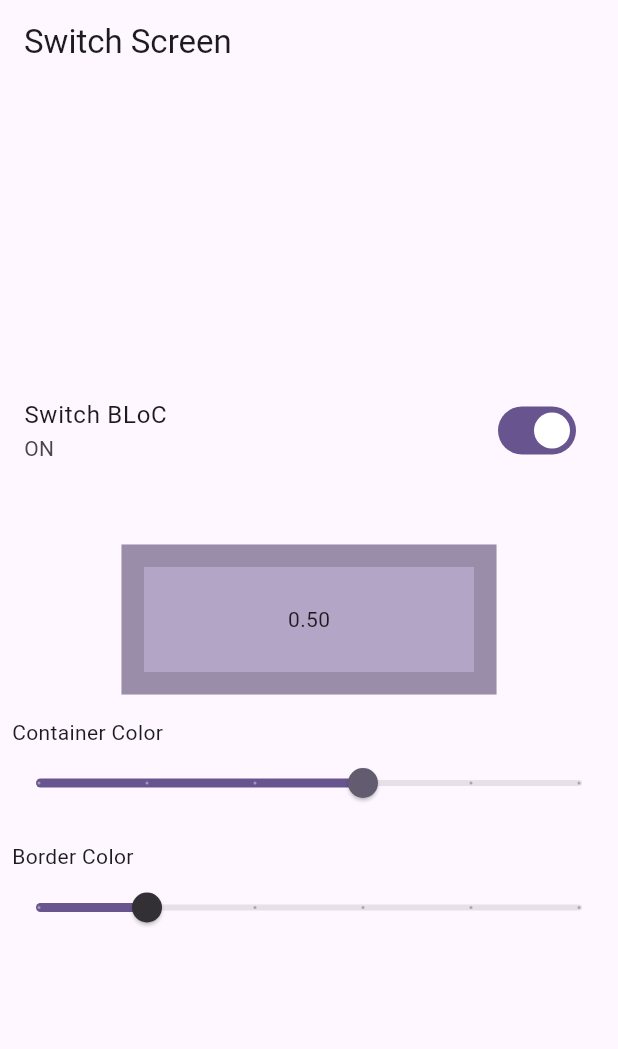
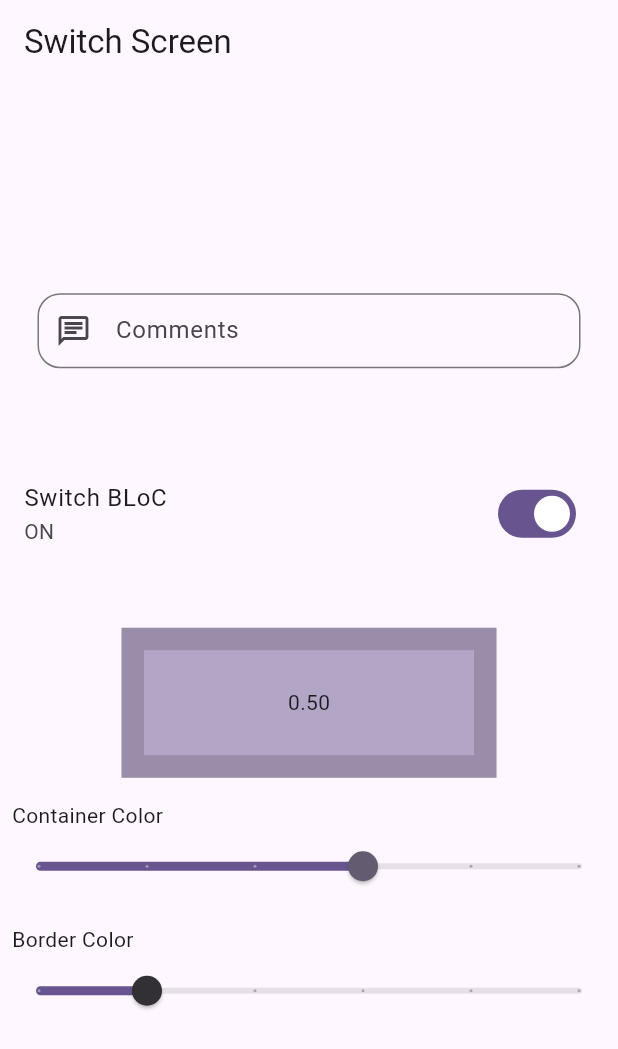
Before and after one commit to IamShahabAlam/BLoCking_BLoC, a Flutter app: the screen it shows after launch, after a tap on "Switch BLoC", on a phone screen of 412 x 824 dp. Shown: the top 1049 px of the screen. Run offline on Flutter 3.47's test engine with Material 3 defaults, Android fonts, the phone set to English and light mode, and no system bars; our stand-ins replace bloc, equatable, flutter_bloc.

```diff
--- a/lib/bloc/switch/switch_bloc.dart
+++ b/lib/bloc/switch/switch_bloc.dart
@@ -6,6 +6,7 @@ class SwitchBloc extends Bloc<SwitchEvent, SwitchState> {
   SwitchBloc() : super(const SwitchState()) {
     on<OnSwitchPress>(_onSwitchPress);
     on<OnSlideBodySlider>(_onSlideSlider);
+    on<OnCommentUpdate>(_onCommentUpdate);
   }
 
   _onSwitchPress(SwitchEvent event, Emitter<SwitchState> emit) {
@@ -15,4 +16,8 @@ class SwitchBloc extends Bloc<SwitchEvent, SwitchState> {
   _onSlideSlider(OnSlideBodySlider event, Emitter<SwitchState> emit) {
     emit(state.copyWith(bodySliderValue: event.bodySliderValue, borderSliderValue: event.borderSliderValue));
   }
+
+  _onCommentUpdate(OnCommentUpdate event, Emitter<SwitchState> emit) {
+    emit(state.copyWith(comment: event.comment));
+  }
 }
--- a/lib/bloc/switch/switch_event.dart
+++ b/lib/bloc/switch/switch_event.dart
@@ -1,4 +1,5 @@
 import 'package:equatable/equatable.dart';
+import 'package:flutter/widgets.dart';
 
 abstract class SwitchEvent extends Equatable {
   const SwitchEvent();
@@ -16,3 +17,12 @@ class OnSlideBodySlider extends SwitchEvent {
   @override
   List<Object> get props => [bodySliderValue!, borderSliderValue!];
 }
+
+class OnCommentUpdate extends SwitchEvent {
+  final String comment;
+
+  const OnCommentUpdate({required this.comment});
+
+  @override
+  List<Object> get props => [comment];
+}
--- a/lib/bloc/switch/switch_state.dart
+++ b/lib/bloc/switch/switch_state.dart
@@ -1,20 +1,23 @@
 import 'package:equatable/equatable.dart';
+import 'package:flutter/widgets.dart';
 
 class SwitchState extends Equatable {
   final bool isSwitchOn;
   final double bodySliderValue;
   final double borderSliderValue;
-  const SwitchState({this.isSwitchOn = false, this.bodySliderValue = 0.5, this.borderSliderValue = 0.2});
+  final String comment;
+  const SwitchState({this.isSwitchOn = false, this.bodySliderValue = 0.5, this.borderSliderValue = 0.2, this.comment = ''});
 
-  SwitchState copyWith({bool? isSwitchOn, double? bodySliderValue, double? borderSliderValue}) {
+  SwitchState copyWith({bool? isSwitchOn, double? bodySliderValue, double? borderSliderValue, String? comment}) {
     return SwitchState(
       isSwitchOn: isSwitchOn ?? this.isSwitchOn,
       bodySliderValue: bodySliderValue ?? this.bodySliderValue,
       borderSliderValue: borderSliderValue ?? this.borderSliderValue,
+      comment: comment ?? this.comment,
     );
   }
 
   @override
-  List<Object?> get props => [isSwitchOn, bodySliderValue, borderSliderValue];
+  List<Object?> get props => [isSwitchOn, bodySliderValue, borderSliderValue, comment];
 // TODO: Try TextEditingController into a BLoC var
 }
--- a/lib/presentation/switch/switch_screen.dart
+++ b/lib/presentation/switch/switch_screen.dart
@@ -11,15 +11,57 @@ class SwitchScreen extends StatefulWidget {
   State<SwitchScreen> createState() => _SwitchScreenState();
 }
 
+TextEditingController commentController = TextEditingController();
+
 class _SwitchScreenState extends State<SwitchScreen> {
   @override
   Widget build(BuildContext context) {
     return Scaffold(
+      resizeToAvoidBottomInset: false,
       appBar: AppBar(title: const Text("Switch Screen")),
       body: Column(
         mainAxisAlignment: MainAxisAlignment.center,
         crossAxisAlignment: CrossAxisAlignment.stretch,
         children: [
+          BlocBuilder<SwitchBloc, SwitchState>(
+            buildWhen: (previous, current) => previous.comment != current.comment,
+            builder: (context, state) {
+              return Column(
+                crossAxisAlignment: CrossAxisAlignment.center,
+                children: [
+                  Container(
+                      height: 50.0,
+                      width: double.maxFinite,
+                      margin: const EdgeInsets.symmetric(horizontal: 25.0),
+                      decoration: BoxDecoration(),
+                      child: TextField(
+                        controller: commentController,
+                        onChanged: (val) {
+                          // context.read<SwitchBloc>().add(OnCommentUpdate(comment: val!));
+                          print(state.comment);
+                        },
+                        onEditingComplete: () {
+                          context.read<SwitchBloc>().add(OnCommentUpdate(comment: commentController.text));
+                          print(state.comment);
+                        },
+                        onTapOutside: (_) {
+                          FocusManager.instance.primaryFocus!.unfocus();
+                        },
+                        decoration: const InputDecoration(
+                            hintText: 'Type Comments',
+                            labelText: 'Comments',
+                            prefixIcon: Icon(
+                              Icons.chat_outlined,
+                            ),
+                            border: OutlineInputBorder(borderRadius: BorderRadius.all(Radius.circular(15)))),
+                      )),
+                  const SizedBox(height: 20),
+                  Text(state.comment),
+                  const SizedBox(height: 20),
+                ],
+              );
+            },
+          ),
           BlocBuilder<SwitchBloc, SwitchState>(
               buildWhen: (previous, current) => previous.isSwitchOn != current.isSwitchOn,
               builder: (context, state) {
```
